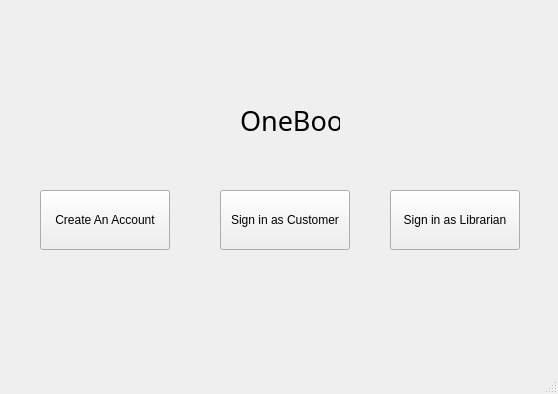
This is Main_screen.ui in aanasakhtar/DataBase-project as Qt 5 draws it before an edit. The edited form follows.
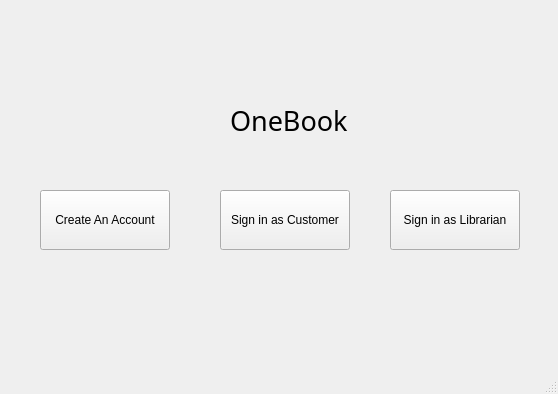
This is the edited form.

Patch:
```diff
--- a/Main_screen.ui
+++ b/Main_screen.ui
@@ -17,9 +17,9 @@
    <widget class="QLabel" name="label">
     <property name="geometry">
      <rect>
-      <x>240</x>
+      <x>230</x>
       <y>100</y>
-      <width>100</width>
+      <width>161</width>
       <height>40</height>
      </rect>
     </property>
```
